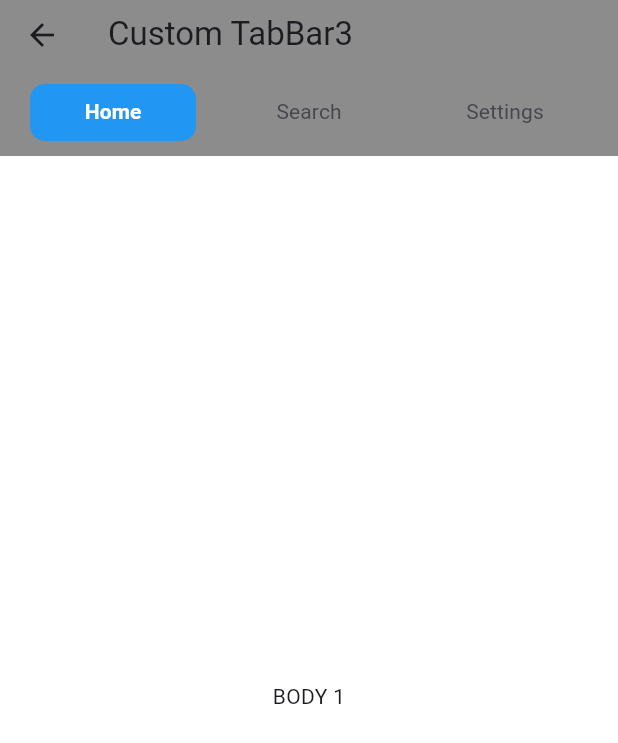
After one commit to Islomjon-Ikromov/flutter-widgets, a Flutter app: the CustomTabBar3 screen opened directly, on a phone screen of 412 x 824 dp. The commit adds this screen. Shown: the top 743 px of the screen. Run offline on Flutter 3.47's test engine with Material 3 defaults, Android fonts, the phone set to English and light mode, and no system bars.

Commit message:
add tab bars

```diff
--- /dev/null
+++ b/lib/flutter/widgets/tabbar/custom_tabbars.dart
@@ -0,0 +1,231 @@
+import 'package:flutter/material.dart';
+
+// ============================== CustomTabBar1 ==============================
+
+// body: CustomTabBar1(),
+
+class CustomTabBar1 extends StatefulWidget {
+  const CustomTabBar1({super.key});
+
+  @override
+  State<CustomTabBar1> createState() => _CustomTabBar1State();
+}
+
+class _CustomTabBar1State extends State<CustomTabBar1>
+    with TickerProviderStateMixin {
+  late final TabController _tabController;
+
+  @override
+  void initState() {
+    // TODO: implement initState
+    super.initState();
+    _tabController = TabController(length: 3, vsync: this);
+  }
+
+  @override
+  Widget build(BuildContext context) {
+    return Scaffold(
+      appBar: AppBar(
+        title: const Text('Custom TabBar1'),
+        bottom: TabBar(
+          controller: _tabController,
+          indicatorColor: Colors.blue,
+          labelColor: Colors.blue,
+          tabs: const <Widget>[
+            Tab(
+              icon: Icon(
+                Icons.home,
+                size: 30,
+              ),
+            ),
+            Tab(
+              icon: Icon(
+                Icons.search,
+                size: 30,
+              ),
+            ),
+            Tab(
+              icon: Icon(
+                Icons.favorite,
+                size: 30,
+              ),
+            ),
+          ],
+        ),
+      ),
+      body: TabBarView(
+        controller: _tabController,
+        children: const <Widget>[
+          Center(
+            child: Text("BODY 1"),
+          ),
+          Center(
+            child: Text("BODY 2"),
+          ),
+          Center(
+            child: Text("BODY 3"),
+          ),
+        ],
+      ),
+    );
+  }
+}
+
+// ============================== CustomTabBar2 ==============================
+
+// body: CustomTabBar2(),
+
+class CustomTabBar2 extends StatefulWidget {
+  const CustomTabBar2({super.key});
+
+  @override
+  State<CustomTabBar2> createState() => _CustomTabBar2State();
+}
+
+class _CustomTabBar2State extends State<CustomTabBar2>
+    with TickerProviderStateMixin {
+  late final TabController _tabController;
+
+  @override
+  void initState() {
+    // TODO: implement initState
+    super.initState();
+    _tabController = TabController(length: 2, vsync: this);
+  }
+
+  @override
+  Widget build(BuildContext context) {
+    return Scaffold(
+      appBar: AppBar(
+        title: const Text('Custom TabBar2'),
+        bottom: TabBar(
+          controller: _tabController,
+          indicatorColor: Colors.blue,
+          labelColor: Colors.blue,
+          indicatorSize: TabBarIndicatorSize.tab,
+          overlayColor: const MaterialStatePropertyAll<Color>(
+            Color(0xFFcaf0f8),
+          ),
+          labelStyle:
+              const TextStyle(fontSize: 14, fontWeight: FontWeight.bold),
+          unselectedLabelStyle:
+              const TextStyle(fontSize: 14, fontWeight: FontWeight.normal),
+          tabs: const <Widget>[
+            Tab(
+              child: Text("Home"),
+            ),
+            Tab(
+              child: Text("Search"),
+            ),
+          ],
+        ),
+      ),
+      body: TabBarView(
+        controller: _tabController,
+        children: const <Widget>[
+          Center(
+            child: Text("BODY 1"),
+          ),
+          Center(
+            child: Text("BODY 2"),
+          ),
+        ],
+      ),
+    );
+  }
+}
+
+// ============================== CustomTabBar3 ==============================
+
+// body: CustomTabBar3(),
+
+class CustomTabBar3 extends StatefulWidget {
+  const CustomTabBar3({super.key});
+
+  @override
+  State<CustomTabBar3> createState() => _CustomTabBar3State();
+}
+
+class _CustomTabBar3State extends State<CustomTabBar3>
+    with TickerProviderStateMixin {
+  late final TabController _tabController;
+
+  @override
+  void initState() {
+    // TODO: implement initState
+    super.initState();
+    _tabController = TabController(length: 3, vsync: this);
+  }
+
+  @override
+  Widget build(BuildContext context) {
+    return Scaffold(
+      backgroundColor: Colors.white,
+      appBar: AppBar(
+        backgroundColor: Colors.black45,
+        title: const Text('Custom TabBar3'),
+        bottom: TabBar(
+          indicatorPadding: const EdgeInsets.symmetric(
+            horizontal: 10,
+            vertical: 5,
+          ),
+          indicatorSize: TabBarIndicatorSize.tab,
+          controller: _tabController,
+          indicatorColor: Colors.blue,
+          labelColor: Colors.white,
+          dividerColor: Colors.transparent,
+          indicator: const BoxDecoration(
+            color: Colors.blue,
+            borderRadius: BorderRadius.all(
+              Radius.circular(10),
+            ),
+            shape: BoxShape.rectangle,
+          ),
+          labelStyle: const TextStyle(
+            fontSize: 14,
+            fontWeight: FontWeight.bold,
+          ),
+          unselectedLabelStyle: const TextStyle(
+            fontSize: 14,
+            fontWeight: FontWeight.normal,
+          ),
+          overlayColor: const MaterialStatePropertyAll<Color>(
+            Color(0xFFffffff),
+          ),
+          splashBorderRadius: const BorderRadius.all(
+            Radius.circular(10),
+          ),
+          padding: const EdgeInsets.symmetric(
+            horizontal: 10,
+            vertical: 5,
+          ),
+          tabs: const <Widget>[
+            Tab(
+              text: "Home",
+            ),
+            Tab(
+              text: "Search",
+            ),
+            Tab(
+              text: "Settings",
+            ),
+          ],
+        ),
+      ),
+      body: TabBarView(
+        controller: _tabController,
+        children: const <Widget>[
+          Center(
+            child: Text("BODY 1"),
+          ),
+          Center(
+            child: Text("BODY 2"),
+          ),
+          Center(
+            child: Text("BODY 3"),
+          ),
+        ],
+      ),
+    );
+  }
+}
```
Also changed, not shown: lib/flutter/widgets/bottom_navigation_bar/custom_animated_bottom_navigation_bars.dart (+0 -18 lines).
